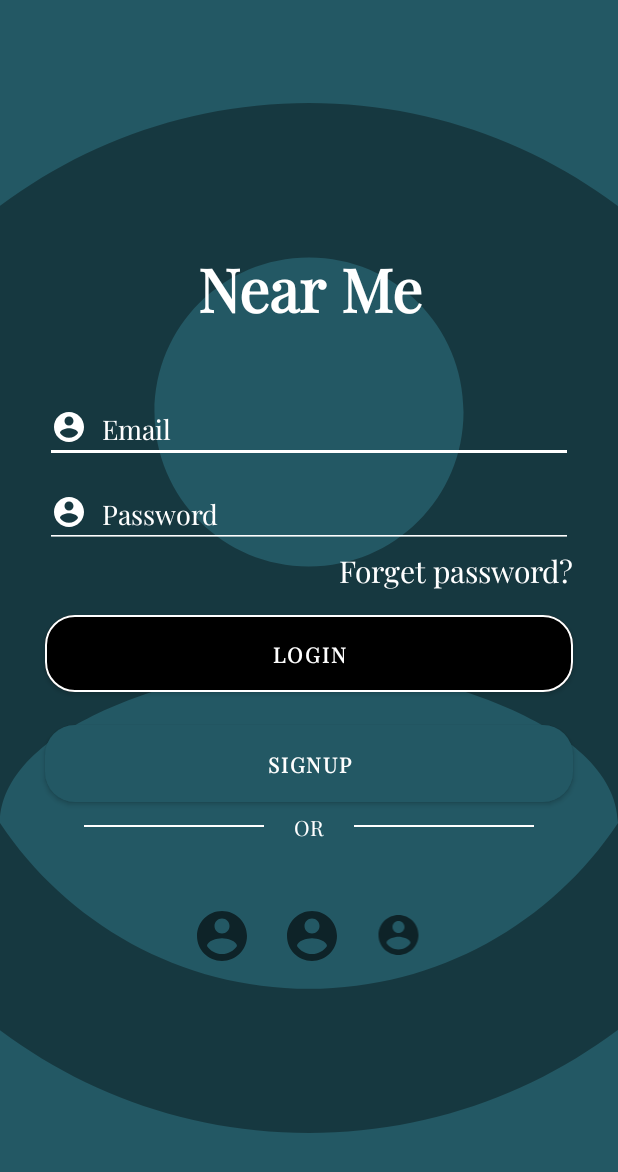
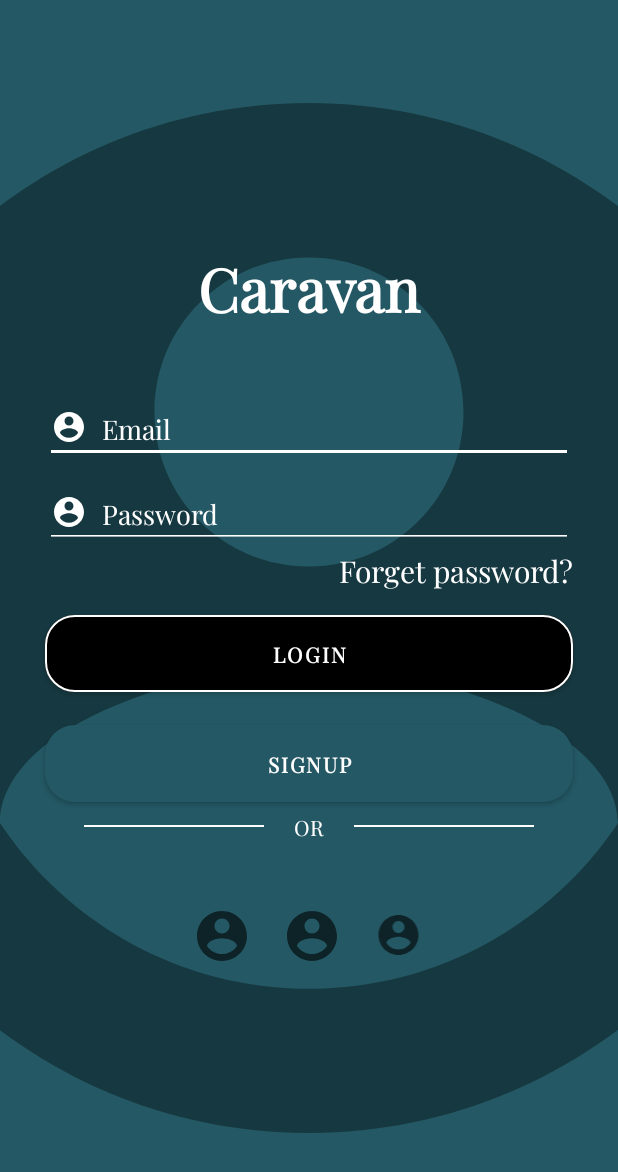
Before and after one commit to Lock146/Caravan, an Android app: the screen it shows after launch (LoginActivity), on a phone screen of 412 x 824 dp. Shown: the top 1172 px of the screen. Run offline under Robolectric (Android 15) with nearby library versions, the phone set to English and light mode, and no system bars; our stand-ins replace Firebase (no records; nobody signed in at launch, a user with empty details on screens opened directly).

Commit message:
Changed login title to Caravan

```diff
--- a/app/src/main/res/layout/activity_login.xml
+++ b/app/src/main/res/layout/activity_login.xml
@@ -30,7 +30,7 @@
                 android:layout_width="match_parent"
                 android:layout_height="wrap_content"
                 android:gravity="center"
-                android:text="Near Me"
+                android:text="Caravan"
                 android:textColor="@color/white"
                 android:textSize="40dp"
                 android:textStyle="bold" />
```
